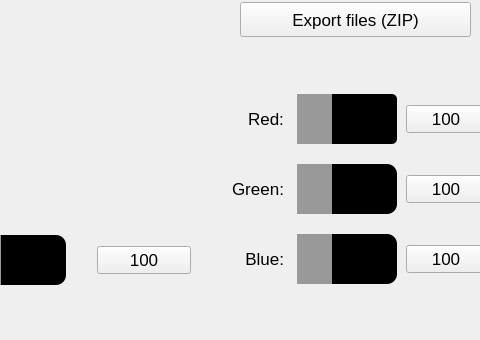
Old version of the form form.ui in the repository mblui/RaspberryFiles; both pictures show x 800 to 1280 and y 380 to 720 of the 1280 by 720 pixel window.
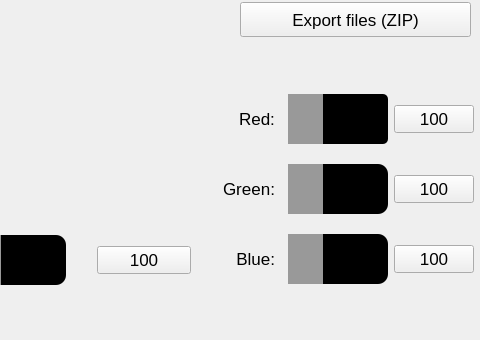
New version of the form. Icons and pictures are not drawn.

```diff
--- a/form.ui
+++ b/form.ui
@@ -971,9 +971,9 @@
   <widget class="QWidget" name="gridLayoutWidget_7">
    <property name="geometry">
     <rect>
-     <x>1032</x>
+     <x>1023</x>
      <y>460</y>
-     <width>254</width>
+     <width>251</width>
      <height>220</height>
     </rect>
    </property>
```
